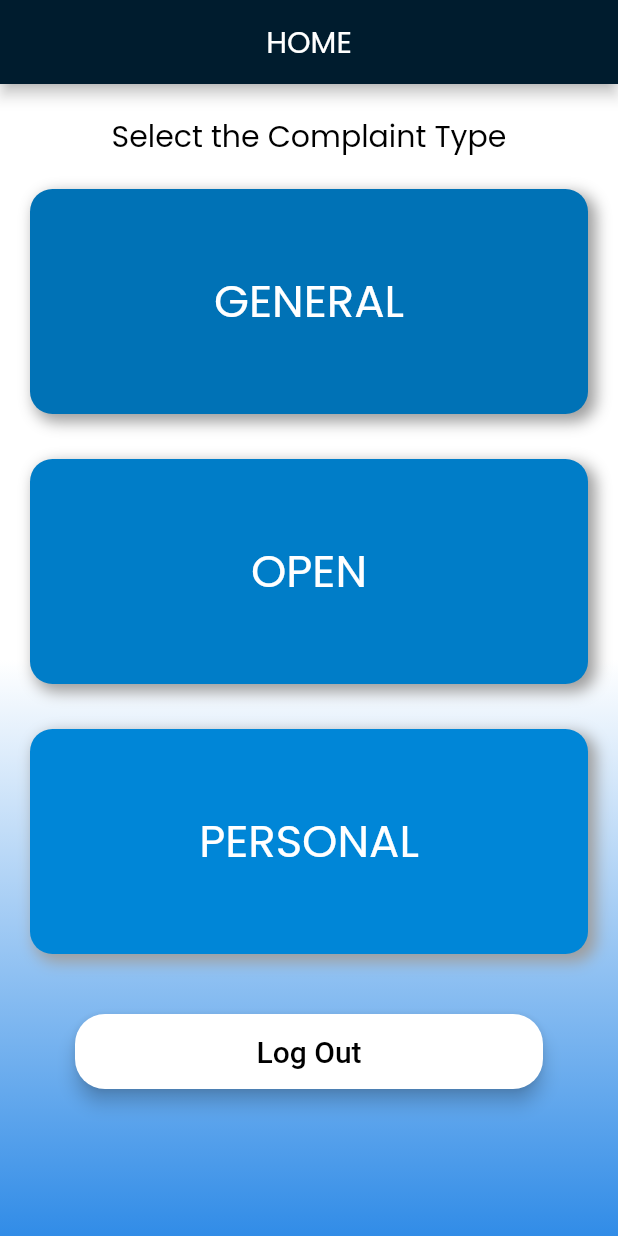
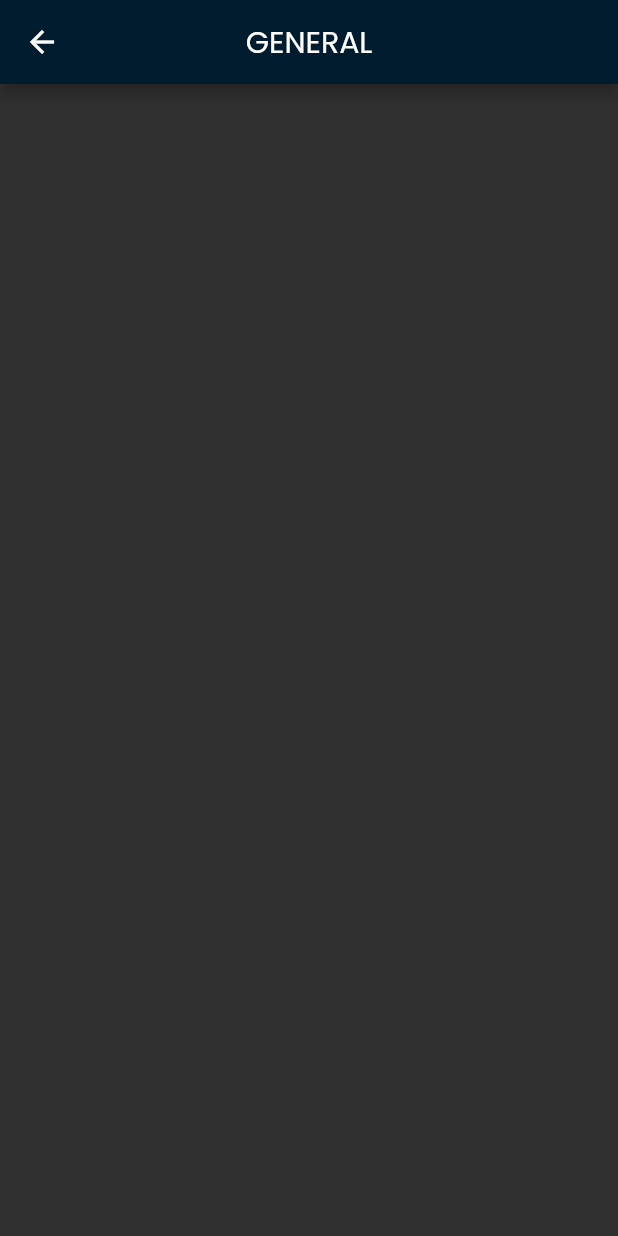
Before and after one commit to Madhav-S-S/voice_app, a Flutter app: the studentHomeScreen screen opened directly, after a tap on "GENERAL", on a phone screen of 412 x 824 dp. Run offline on Flutter 3.47's test engine with Material 2 defaults, Android fonts, the phone set to English and light mode, and no system bars; our stand-ins replace cached_network_image, cloud_firestore, connectivity_plus, firebase_auth, firebase_core, flutter_bloc and 2 more; accounts and stored records are empty.

Commit message:
General complaints, personal complaints, open complaints screens added

```diff
--- /dev/null
+++ b/lib/student/general_complaints.dart
@@ -0,0 +1,25 @@
+import 'package:flutter/material.dart';
+
+class generalComplaints extends StatefulWidget {
+  const generalComplaints({Key? key}) : super(key: key);
+
+  @override
+  _generalComplaintsState createState() => _generalComplaintsState();
+}
+
+class _generalComplaintsState extends State<generalComplaints> {
+  @override
+  Widget build(BuildContext context) {
+    return Scaffold(
+      appBar: AppBar(
+      backgroundColor: Color.fromRGBO(0, 28, 46, 1),
+        centerTitle: true,
+        title: const Text(
+          "GENERAL",
+          style: TextStyle(fontSize: 20, fontWeight: FontWeight.normal,fontFamily: "Poppins"),
+        ),
+      ),
+    );
+  }
+}
+//create a home page with reddit feed like design
--- a/lib/student/student_home.dart
+++ b/lib/student/student_home.dart
@@ -1,3 +1,6 @@
+import 'package:voice/student/general_complaints.dart';
+import 'package:voice/student/open_complaints.dart';
+import 'package:voice/student/personal_complaints.dart';
 import 'package:voice/student/student_login_screen.dart';
 import 'package:flutter/material.dart';
 import 'package:firebase_auth/firebase_auth.dart';
@@ -47,7 +50,8 @@ class _StudentHomeScreenState extends State<studentHomeScreen> {
                 SizedBox(height:20),
                 GestureDetector(
                   onTap: (){
-                    print("clicked");
+
+                    Navigator.push(context, MaterialPageRoute(builder: (context)=>generalComplaints()));
                   },
                   child: Container(height:150,width:1000,
                       child: Center(
@@ -71,7 +75,11 @@ class _StudentHomeScreenState extends State<studentHomeScreen> {
                   ),
                 ),
                 SizedBox(height: 30,),
-                Container(height:150,width:1000,
+                GestureDetector(
+                  onTap: (){
+                    Navigator.push(context, MaterialPageRoute(builder: (context)=>openComplaints()));
+                  },
+                  child: Container(height:150,width:1000,
                       child: Center(
                         child: Text("OPEN",
                           textAlign: TextAlign.center,
@@ -91,8 +99,13 @@ class _StudentHomeScreenState extends State<studentHomeScreen> {
                     ]
                   )
                   ),
+                ),
                 SizedBox(height: 30),
-                Container(height:150,width:1000,
+                GestureDetector(
+                  onTap: (){
+                    Navigator.push(context, MaterialPageRoute(builder: (context)=>personalComplaints()));
+                  },
+                  child: Container(height:150,width:1000,
                       child: Center(
                         child: Text("PERSONAL",
                           textAlign: TextAlign.center,
@@ -111,6 +124,7 @@ class _StudentHomeScreenState extends State<studentHomeScreen> {
                       )
                     ]
                   )
+                  ),
                 ),
                 SizedBox(
                       height: 40,
--- a/lib/student/student_login_screen.dart
+++ b/lib/student/student_login_screen.dart
@@ -164,7 +164,7 @@ class _LoginPageState extends State<LoginPage> {
                         ),
                         )
                       : const CircularProgressIndicator(
-                          color: voiceBlue
+                          color: Colors.blue
                         ),
                       color: Colors.white,
                     ),
```
Also changed, not shown: lib/student/open_complaints.dart (added, +25 -0 lines), lib/student/personal_complaints.dart (added, +25 -0 lines). Lines whose indentation alone changed are shown as unchanged.
